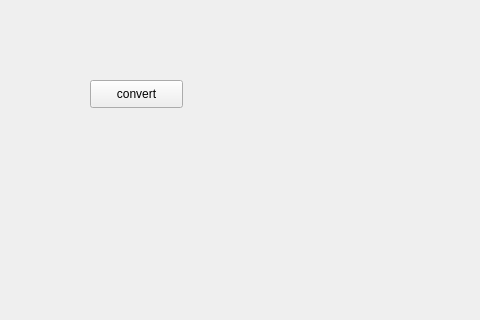
JunyaUeda/FoodAR, file FoodModification/View/mainWindow.ui: the form before one commit; both pictures show x 0 to 480 and y 0 to 320 of the 800 by 600 pixel window.
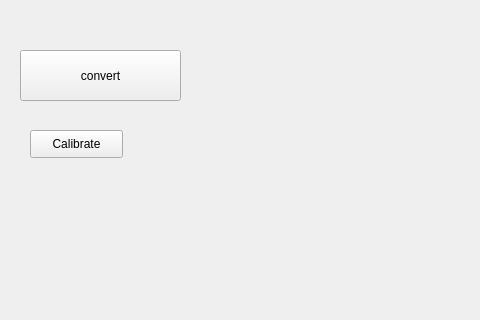
The form after the commit.

The edit to the form file:
```diff
--- a/FoodModification/View/mainWindow.ui
+++ b/FoodModification/View/mainWindow.ui
@@ -17,14 +17,27 @@
    <widget class="QPushButton" name="convertButton">
     <property name="geometry">
      <rect>
-      <x>90</x>
-      <y>80</y>
+      <x>20</x>
+      <y>50</y>
+      <width>161</width>
+      <height>51</height>
+     </rect>
+    </property>
+    <property name="text">
+     <string>convert</string>
+    </property>
+   </widget>
+   <widget class="QPushButton" name="CalibrateButton">
+    <property name="geometry">
+     <rect>
+      <x>30</x>
+      <y>130</y>
       <width>93</width>
       <height>28</height>
      </rect>
     </property>
     <property name="text">
-     <string>convert</string>
+     <string>Calibrate</string>
     </property>
    </widget>
   </widget>
```
Left out of the diff: 2 changed lines with no effect on the pictures.
